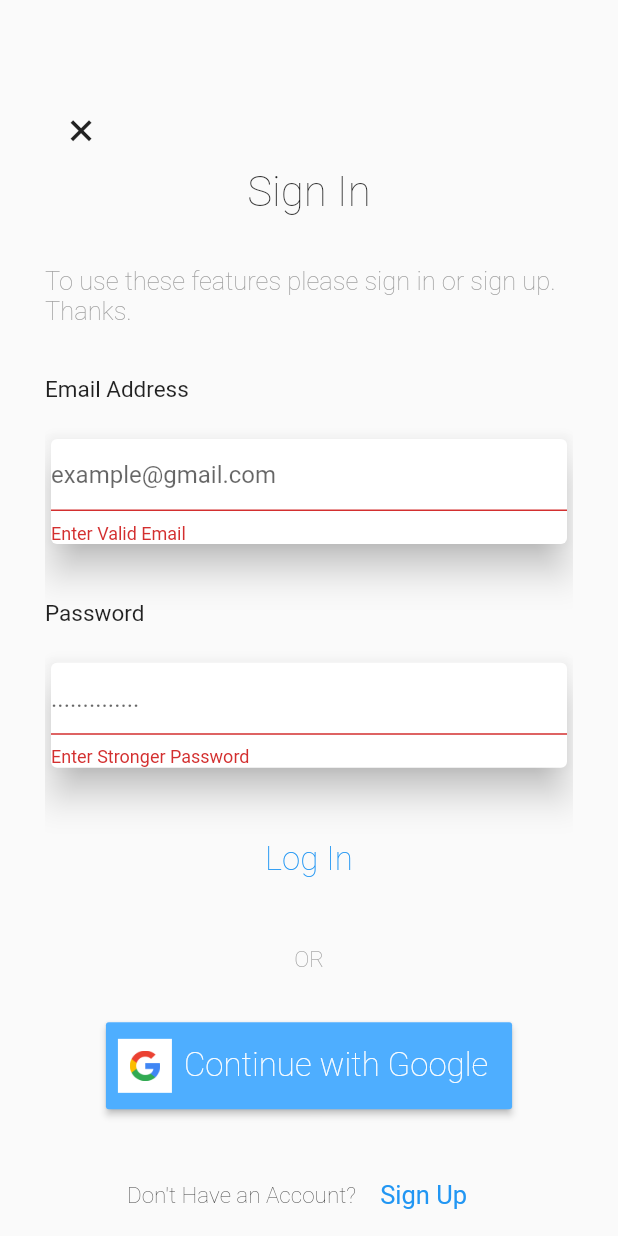
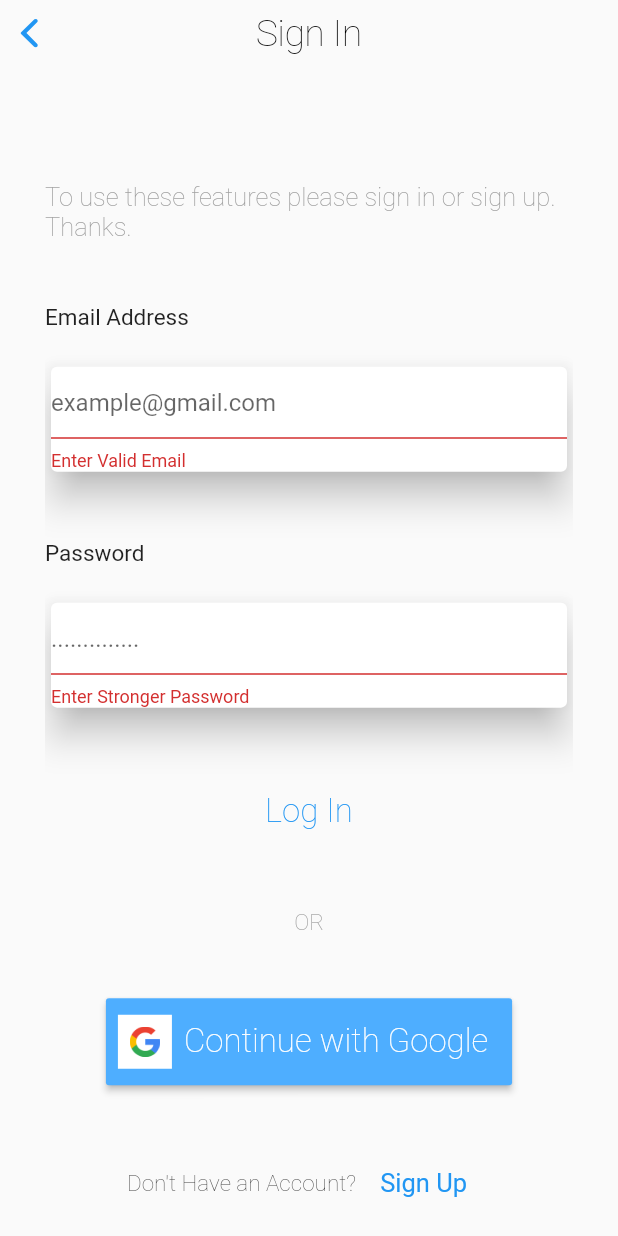
Before and after one commit to ChoDi-App/ChoDi, a Flutter app: the screen it shows after launch, item 2 of the bottom bar chosen, after a tap on "Log In", on a phone screen of 412 x 824 dp. Run offline on Flutter 3.47's test engine with Material 2 defaults, Android fonts, the phone set to English and light mode, and no system bars; our stand-ins replace firebase_auth, google_fonts; accounts and stored records are empty; Roboto replaces fonts that are missing (Ubuntu).

Commit message:
finished sign in page on to sign in and sign up choosing type of user

```diff
--- a/chodi_app/lib/screens/Authenticate/SignInPage.dart
+++ b/chodi_app/lib/screens/Authenticate/SignInPage.dart
@@ -1,19 +1,19 @@
 import 'dart:math';
-
-import 'package:flutter/foundation.dart';
 import 'package:flutter/material.dart';
 import 'package:chodiapp/Services/Auth.dart';
 import 'package:chodiapp/Shared/Loading.dart';
 import 'package:chodiapp/constants/TextStyles.dart';
 import 'package:google_fonts/google_fonts.dart';
 import 'package:flutter/cupertino.dart';
+import 'package:provider/provider.dart';
+import 'package:chodiapp/Models/User.dart';
+
 class SignInPage extends StatefulWidget {
   @override
   _SignInPageState createState() => _SignInPageState();
 }
 
 class _SignInPageState extends State<SignInPage> {
-  final AuthService _auth = AuthService();
   bool loading = false;
   final _formKey = GlobalKey<FormState>();
 
@@ -38,6 +38,16 @@ class _SignInPageState extends State<SignInPage> {
     else
       return null;
   }
+  Future<User> _signInWithEmailAndPassword(BuildContext context, String email, String password) async{
+    try{
+      final auth = Provider.of<AuthService>(context,listen: false);
+      return await auth.signInWithEmailAndPassword(email, password);
+
+    }catch(e){
+      print(e.toString());
+      return null;
+    }
+  }
 
 
   @override
@@ -46,6 +56,10 @@ class _SignInPageState extends State<SignInPage> {
       child: CupertinoPageScaffold(
         backgroundColor: Colors.transparent,
         resizeToAvoidBottomInset: true,
+        navigationBar: CupertinoNavigationBar(
+          middle: Text("Sign In", style: GoogleFonts.ubuntu(fontWeight: FontWeight.w100,fontSize: 25),),
+          border: Border(bottom: BorderSide.none),
+        ) ,
 //      appBar: AppBar(
 //        backgroundColor: Colors.transparent,
 //        title: Text("Sign In",
@@ -64,27 +78,17 @@ class _SignInPageState extends State<SignInPage> {
               padding: const EdgeInsets.fromLTRB(30, 30, 30, 0),
               child: SingleChildScrollView(
                 child: Container(
-                  height: MediaQuery.of(context).size.height,
+                  height: MediaQuery.of(context).size.height ,
                   child: Column(
                     mainAxisSize: MainAxisSize.max,
                     mainAxisAlignment: MainAxisAlignment.spaceEvenly,
                     children: <Widget>[
-                      Column(
-                        children: <Widget>[
-                          Align(
-                            alignment: Alignment.topLeft,
-                            child: IconButton(
-                              onPressed: (){
-                                Navigator.pop(context);
-                              },
-                              icon: Transform.rotate(angle: pi/4, child: Icon(Icons.add,size: 30,),),
-                            ),
-                          ),
-                          Text("Sign In", style: GoogleFonts.ubuntu(fontWeight: FontWeight.w100,fontSize: 28),),
-                        ],
+
+                      Padding(
+                        padding: const EdgeInsets.only(top: 50),
+                        child: Text("To use these features please sign in or sign up. Thanks.",
+                        style: GoogleFonts.ubuntu(fontWeight: FontWeight.w100,fontSize: 17.0,color: Colors.grey)),
                       ),
-                      Text("To use these features please sign in or sign up. Thanks.",
-                      style: GoogleFonts.ubuntu(fontWeight: FontWeight.w100,fontSize: 17.0,color: Colors.grey)),
                       Column(
                         children: <Widget>[
                           Align(
@@ -128,9 +132,9 @@ class _SignInPageState extends State<SignInPage> {
                         onPressed: () async{
                           if(_formKey.currentState.validate()){
                             setState(() {loading = true;});
-                            dynamic result = await _auth.signInAnon();
+                            User result = await _signInWithEmailAndPassword(context, email, password);
                             if (result == null){
-                              print("couldn't sign in ");
+                              print("couldn't sign in with thos credentials");
                               setState(() {loading = false;});
                             }
                           }
--- a/chodi_app/pubspec.yaml
+++ b/chodi_app/pubspec.yaml
@@ -32,6 +32,7 @@ dependencies:
   firebase_auth: ^0.15.5+3
   cloud_firestore: ^0.13.4+2
   google_fonts: ^1.0.0
+  smart_select: ^3.0.3
 
 dev_dependencies:
   flutter_test:
```
Also changed, not shown: chodi_app/pubspec.lock.
